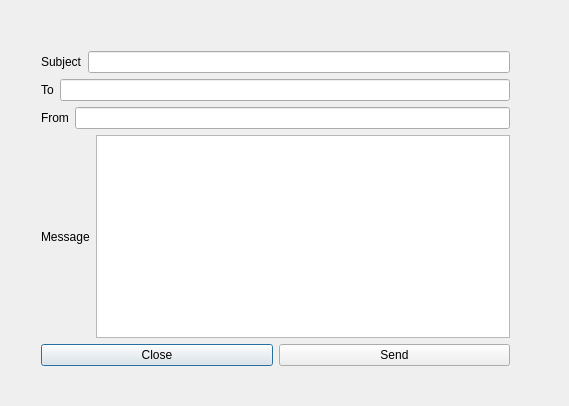
Before: the Qt Designer form 5_Layouts/dialog.ui in parinyad123/QtTutorial, drawn with Qt 5.
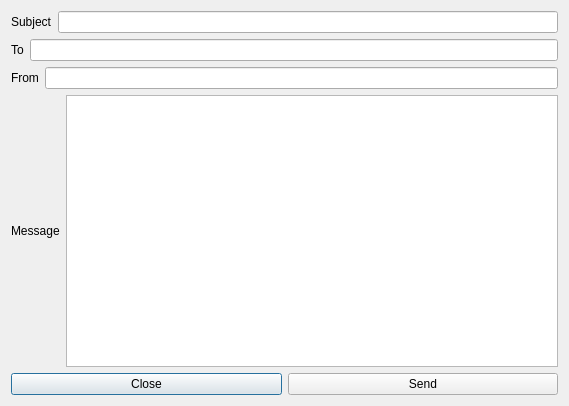
After: the same form once the commit is applied.

Commit message: layout finish

Diff of the .ui file:
```diff
--- a/5_Layouts/dialog.ui
+++ b/5_Layouts/dialog.ui
@@ -13,15 +13,8 @@
   <property name="windowTitle">
    <string>Dialog</string>
   </property>
-  <widget class="QWidget" name="">
-   <property name="geometry">
-    <rect>
-     <x>30</x>
-     <y>40</y>
-     <width>491</width>
-     <height>337</height>
-    </rect>
-   </property>
+  <layout class="QVBoxLayout" name="verticalLayout_2">
+   <item>
    <layout class="QVBoxLayout" name="verticalLayout">
     <item>
      <layout class="QHBoxLayout" name="horizontalLayout">
@@ -98,7 +91,8 @@
      </layout>
     </item>
    </layout>
-  </widget>
+   </item>
+  </layout>
  </widget>
  <layoutdefault spacing="6" margin="11"/>
  <resources/>
```
Lines whose indentation alone changed are shown as unchanged. The commit also changes 3 other files.
